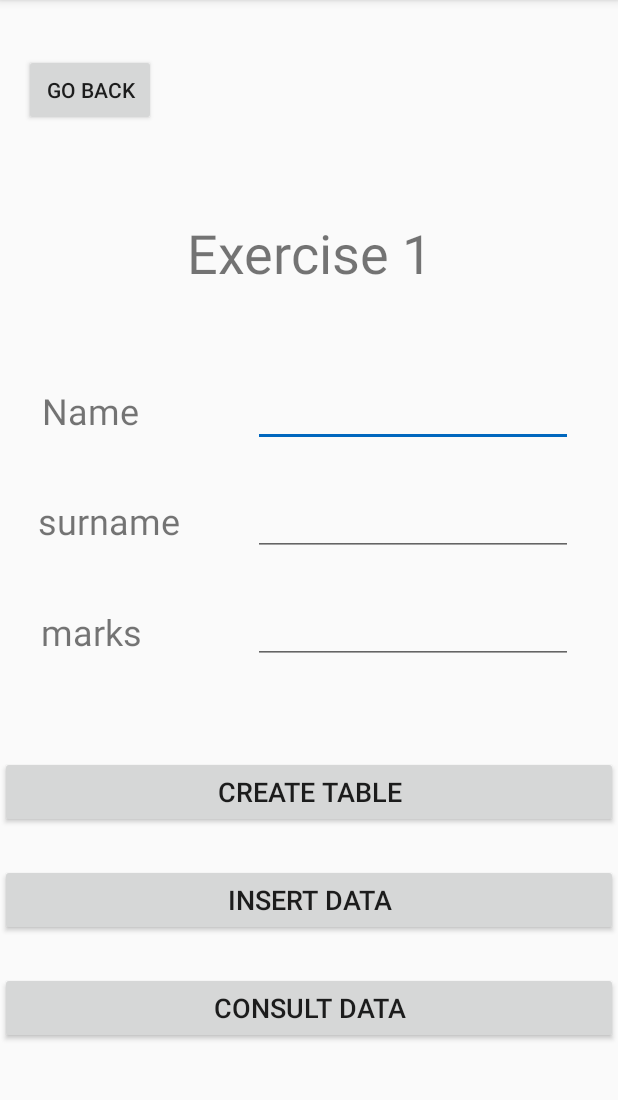
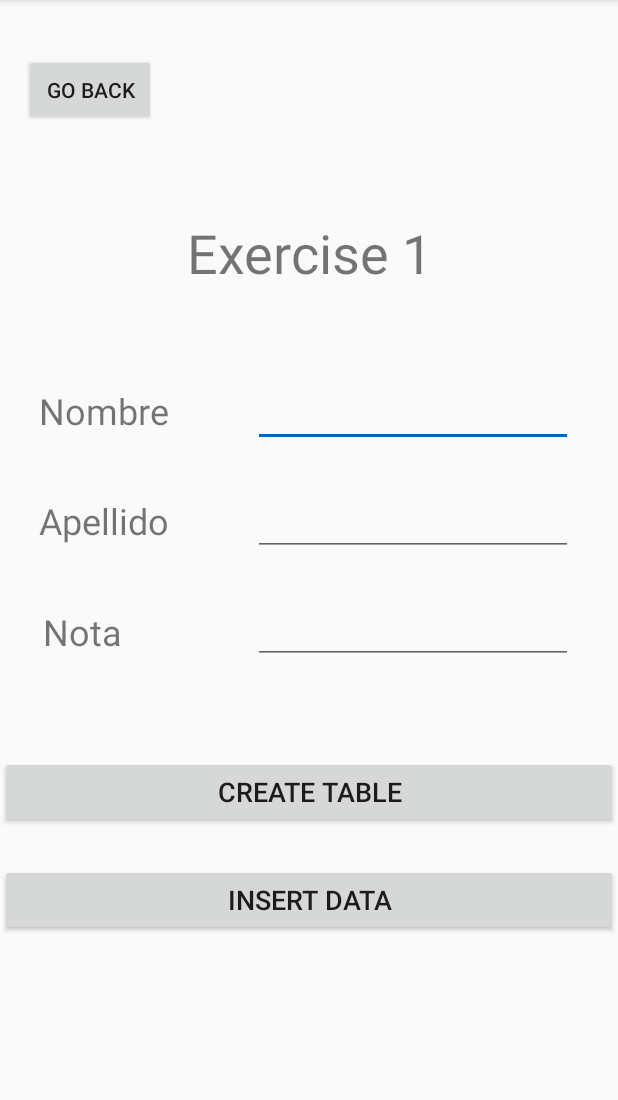
Before and after one commit to Zitd/DesarrolloM08UF2, an Android app: the Activity2 screen opened directly, with no data from a screen before it, after a tap on "CREATE TABLE", on a phone screen of 412 x 824 dp, the part 84-1184 px from its top. Run offline under Robolectric (Android 15) with nearby library versions, the phone set to English and light mode, and no system bars.

Commit message:
UF2_Ver_1.2
Solo falta añadir la entrada para editar el create table

```diff
--- a/app/src/main/java/com/example/desarrollom08uf2/Activity2.java
+++ b/app/src/main/java/com/example/desarrollom08uf2/Activity2.java
@@ -8,11 +8,13 @@ import android.os.Bundle;
 import android.view.View;
 import android.widget.Button;
 import android.widget.EditText;
+import android.widget.TextView;
 import android.widget.Toast;
 
 public class Activity2 extends AppCompatActivity {
     BD myBd;
     EditText editNombre, editApellidos,editNota;
+    TextView text1,text2,text3;
     Button btnInsert,btnSelect;
     @Override
     protected void onCreate(Bundle savedInstanceState) {
@@ -26,6 +28,13 @@ public class Activity2 extends AppCompatActivity {
         editNota = findViewById(R.id.editText3);
         btnInsert =  findViewById(R.id.button4);
         btnSelect = findViewById(R.id.button5);
+        text1= findViewById(R.id.textView3);
+        text2= findViewById(R.id.textView4);
+        text3= findViewById(R.id.textView5);
+        text1.setText(BD.COL_2);
+        text2.setText(BD.COL_3);
+        text3.setText(BD.COL_4);
+
         tableInsert();
         tableConsult();
     }
@@ -37,6 +46,21 @@ public class Activity2 extends AppCompatActivity {
     }
 
     public void tableCreate(View view) {
+        /*BD.TABLE_NAME = ;
+        BD.COL_2 = ;
+        BD.COL_3 = ;
+        BD.COL_4 = ;*/
+
+        myBd.createTable(BD.TABLE_NAME,BD.COL_1,BD.COL_2,BD.COL_3,BD.COL_4);
+
+        editNombre.setVisibility(View.VISIBLE);
+        editApellidos.setVisibility(View.VISIBLE);
+        editNota.setVisibility(View.VISIBLE);
+        text1.setVisibility(View.VISIBLE);
+        text2.setVisibility(View.VISIBLE);
+        text3.setVisibility(View.VISIBLE);
+
+        btnInsert.setVisibility(View.VISIBLE);
     }
 
     public void tableInsert() {
@@ -48,8 +72,12 @@ public class Activity2 extends AppCompatActivity {
                                 editApellidos.getText().toString(),
                                 editNota.getText().toString() );
 
-                        if(isInserted)
+                        if(isInserted){
                             Toast.makeText(Activity2.this, "Datos insertadosdsds",Toast.LENGTH_SHORT).show();
+                            btnSelect.setVisibility(View.VISIBLE);//Damos la posibilidad de ver los datos
+                            }
+
+
                         else
                             Toast.makeText(Activity2.this, "Datos NOI insertadosdsds",Toast.LENGTH_SHORT).show();
                     }
@@ -71,10 +99,10 @@ public class Activity2 extends AppCompatActivity {
 
                         StringBuilder buffer = new StringBuilder();
                         while (result.moveToNext()){//Guarda el resultado aqui
-                            buffer.append("Id :").append(result.getString(0)).append("\n");
-                            buffer.append("Nombre :").append(result.getString(1)).append("\n");
-                            buffer.append("Apellido :").append(result.getString(2)).append("\n");
-                            buffer.append("Nota :").append(result.getString(3)).append("\n\n");
+                            buffer.append(BD.COL_1).append(" :").append(result.getString(0)).append("\n");
+                            buffer.append(BD.COL_2).append(" :").append(result.getString(1)).append("\n");
+                            buffer.append(BD.COL_3).append(" :").append(result.getString(2)).append("\n");
+                            buffer.append(BD.COL_4).append(" :").append(result.getString(3)).append("\n\n");
                         }
                         //Mostrar todos los datos
                         mostrarMensaje("Datos",buffer.toString());
--- a/app/src/main/java/com/example/desarrollom08uf2/BD.java
+++ b/app/src/main/java/com/example/desarrollom08uf2/BD.java
@@ -10,25 +10,36 @@ import android.database.sqlite.SQLiteOpenHelper;
 public class BD extends SQLiteOpenHelper {
     public static final String DATABASE_NAME = "Alumno.db";
     public static final String TABLE_NAME = "tablaAlumno";
-    public static final String COL_1 = "ID";
-    public static final String COL_2 = "Nombre";
-    public static final String COL_3 = "Apellido";
-    public static final String COL_4 = "Nota";
+    public static  String COL_1 = "ID";
+    public static  String COL_2 = "Nombre";
+    public static  String COL_3 = "Apellido";
+    public static  String COL_4 = "Nota";
 
     public BD(Context context) {//Esto servira para crear la base de datos
-        super(context, DATABASE_NAME, null, 1);
+        super(context, DATABASE_NAME, null, 2);
     }
 
     @Override
     public void onCreate(SQLiteDatabase db) {
-        db.execSQL("create table " + TABLE_NAME +" ("+COL_1+" INTEGER PRIMARY KEY AUTOINCREMENT,"
-                +COL_2+" TEXT,"+COL_3+" TEXT,"+COL_4+" INTEGER)");
+
+/*
+        db.execSQL("create table tablaAlumno (ID INTEGER PRIMARY KEY AUTOINCREMENT,Nombre TEXT,Apellido TEXT,Nota INTEGER)");
+*/
     }
 
     @Override
     public void onUpgrade(SQLiteDatabase db, int oldVersion, int newVersion) {
         db.execSQL("DROP TABLE IF EXISTS "+TABLE_NAME);
-        onCreate(db);
+        createTable(TABLE_NAME,COL_1,COL_2,COL_3,COL_4);
+    }
+
+    public boolean createTable(String TABLE_NAME,String COL_1,String COL_2,String COL_3,String COL_4){
+        SQLiteDatabase db = this.getWritableDatabase();
+        db.execSQL("DROP TABLE IF EXISTS "+TABLE_NAME);
+        db.execSQL("CREATE TABLE " + TABLE_NAME +" ("+COL_1+" INTEGER PRIMARY KEY AUTOINCREMENT,"
+                +COL_2+" TEXT,"+COL_3+" TEXT,"+COL_4+" INTEGER)");
+
+        return true;
     }
 
     public boolean insertData(String nombre,String apellido, String nota){
--- a/app/src/main/java/com/example/desarrollom08uf2/MyService.java
+++ b/app/src/main/java/com/example/desarrollom08uf2/MyService.java
@@ -53,9 +53,10 @@ public class MyService extends Service {
 
     @Override
     public void onDestroy() {//La terminamos bien
+        super.onDestroy();//aqui destruimos el servicio
         player.release();
         stopSelf();//Se para a si mismo
-        super.onDestroy();//aqui destruimos el servicio
+
 
     }
 
--- a/app/src/main/res/layout/activity_2.xml
+++ b/app/src/main/res/layout/activity_2.xml
@@ -38,7 +38,7 @@
         android:layout_width="0dp"
         android:layout_height="wrap_content"
         android:text="@string/tableInsert"
-        android:onClick="tableInsert"
+        android:visibility="invisible"
         android:textSize="18sp"
         app:layout_constraintBottom_toBottomOf="parent"
         app:layout_constraintEnd_toEndOf="parent"
@@ -52,7 +52,7 @@
         android:layout_width="0dp"
         android:layout_height="wrap_content"
         android:text="@string/tableSelect"
-        android:onClick="tableConsult"
+        android:visibility="invisible"
         android:textSize="18sp"
         app:layout_constraintBottom_toBottomOf="parent"
         app:layout_constraintEnd_toEndOf="parent"
@@ -79,6 +79,7 @@
         android:layout_width="wrap_content"
         android:layout_height="wrap_content"
         android:text="Name"
+        android:visibility="invisible"
         android:textSize="24sp"
         app:layout_constraintBottom_toBottomOf="parent"
         app:layout_constraintEnd_toEndOf="parent"
@@ -92,6 +93,7 @@
         android:layout_width="wrap_content"
         android:layout_height="wrap_content"
         android:text="surname"
+        android:visibility="invisible"
         android:textSize="24sp"
         app:layout_constraintBottom_toBottomOf="parent"
         app:layout_constraintEnd_toEndOf="parent"
@@ -105,6 +107,7 @@
         android:layout_width="wrap_content"
         android:layout_height="wrap_content"
         android:text="marks"
+        android:visibility="invisible"
         android:textSize="24sp"
         app:layout_constraintBottom_toBottomOf="parent"
         app:layout_constraintEnd_toEndOf="parent"
@@ -115,6 +118,7 @@
 
     <EditText
         android:id="@+id/editText"
+        android:visibility="invisible"
         android:layout_width="wrap_content"
         android:layout_height="wrap_content"
         android:ems="10"
@@ -128,6 +132,7 @@
 
     <EditText
         android:id="@+id/editText2"
+        android:visibility="invisible"
         android:layout_width="wrap_content"
         android:layout_height="wrap_content"
         android:ems="10"
@@ -141,6 +146,7 @@
 
     <EditText
         android:id="@+id/editText3"
+        android:visibility="invisible"
         android:layout_width="wrap_content"
         android:layout_height="wrap_content"
         android:ems="10"
```
